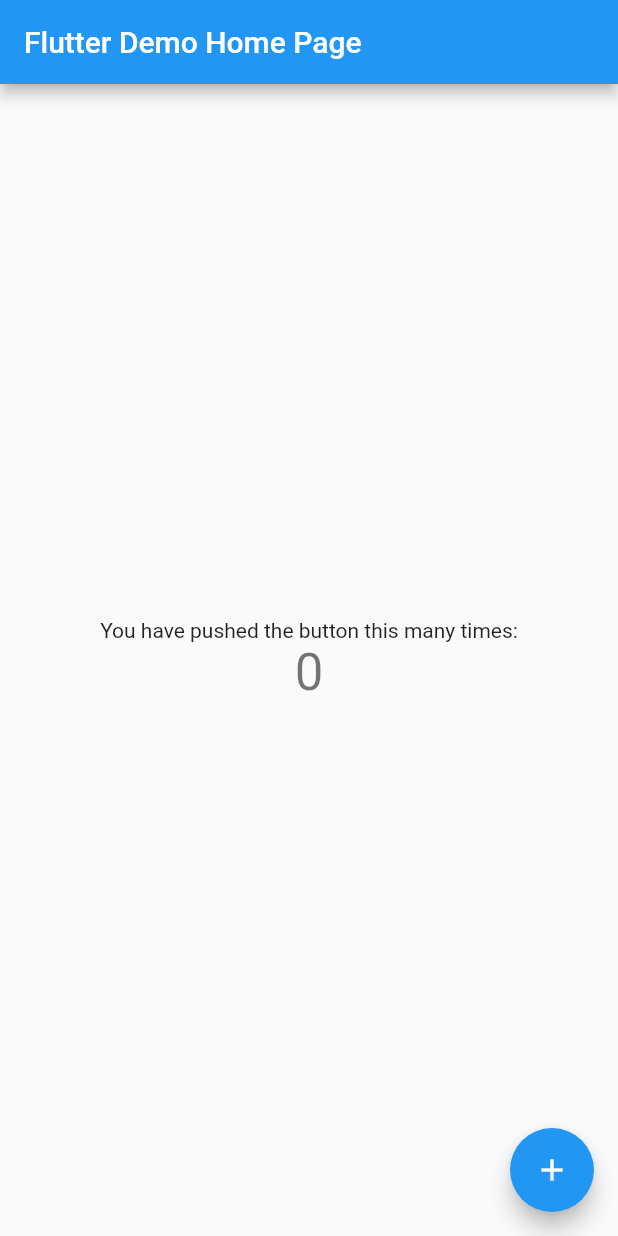
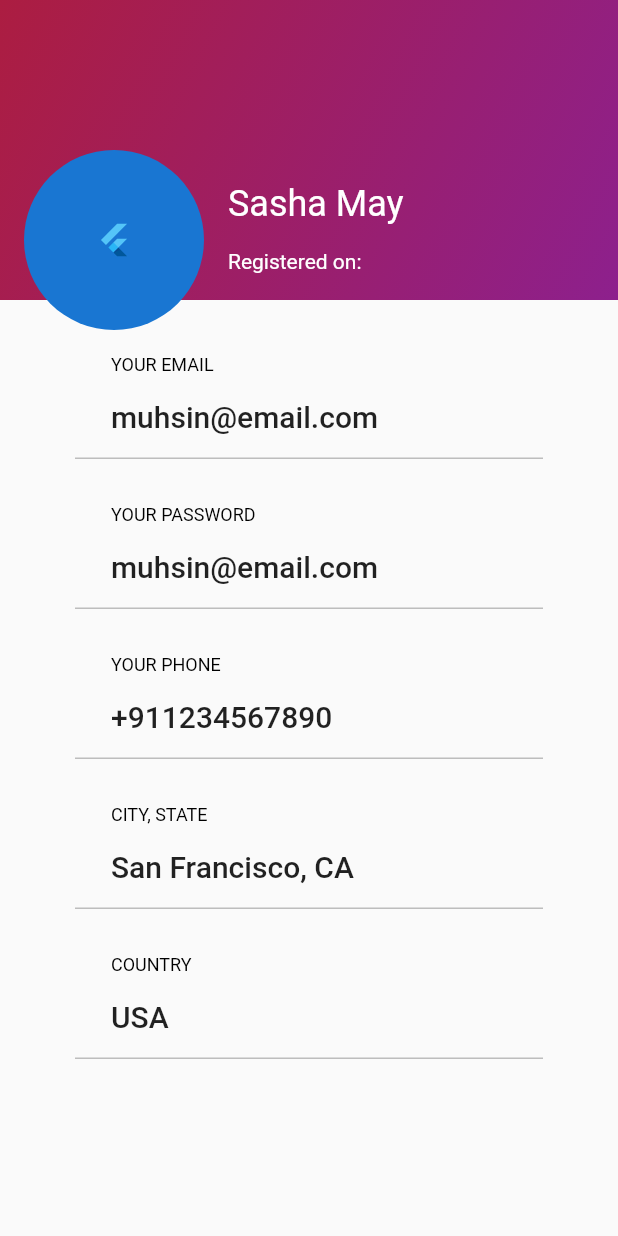
Before and after one commit to munashif-muhsin/flutter_basic_bloc, a Flutter app: the screen it shows after launch, on a phone screen of 412 x 824 dp. Run offline on Flutter 3.47's test engine with Material 2 defaults, Android fonts, the phone set to English and light mode, and no system bars.

Commit message:
added basic skeleton to profile page

```diff
--- /dev/null
+++ b/lib/features/error/presentation/error_page.dart
@@ -0,0 +1,24 @@
+import 'package:flutter/material.dart';
+
+class ErrorPage extends StatelessWidget {
+  final String error;
+
+  const ErrorPage({Key? key, required this.error}) : super(key: key);
+
+  @override
+  Widget build(BuildContext context) {
+    return Scaffold(
+        backgroundColor: Colors.white,
+        body: Column(
+          mainAxisAlignment: MainAxisAlignment.center,
+          children: [
+            const Text('Page not found'),
+            const SizedBox(height: 32),
+            MaterialButton(
+              child: const Text('Go back home'),
+              onPressed: () => Navigator.of(context).pop(),
+            ),
+          ],
+        ));
+  }
+}
--- /dev/null
+++ b/lib/features/profile/components/profile_header.dart
@@ -0,0 +1,61 @@
+import 'package:flutter/material.dart';
+
+class ProfileHeader extends StatelessWidget {
+  const ProfileHeader({super.key});
+
+  @override
+  Widget build(BuildContext context) {
+    return Stack(
+      children: [
+        Container(
+          margin: const EdgeInsets.only(bottom: 20),
+          height: 200,
+          decoration: const BoxDecoration(
+            gradient: LinearGradient(
+              colors: [Color(0xFFAC1D41), Color(0xFF8D208D)],
+              begin: Alignment.topLeft,
+              end: Alignment.bottomRight,
+            ),
+          ),
+        ),
+        Positioned(
+          bottom: 0,
+          left: 16,
+          child: Row(
+            crossAxisAlignment: CrossAxisAlignment.center,
+            children: [
+              const CircleAvatar(
+                radius: 60,
+                child: FlutterLogo(),
+              ),
+              const SizedBox(width: 16),
+              Padding(
+                padding: const EdgeInsets.only(bottom: 16),
+                child: Column(
+                  crossAxisAlignment: CrossAxisAlignment.start,
+                  children: [
+                    Text(
+                      "Sasha May",
+                      style: Theme.of(context)
+                          .textTheme
+                          .headline5
+                          ?.copyWith(color: Colors.white),
+                    ),
+                    const SizedBox(height: 16),
+                    Text(
+                      "Registered on: ",
+                      style: Theme.of(context)
+                          .textTheme
+                          .bodyMedium
+                          ?.copyWith(color: Colors.white),
+                    ),
+                  ],
+                ),
+              )
+            ],
+          ),
+        )
+      ],
+    );
+  }
+}
--- /dev/null
+++ b/lib/features/profile/components/profile_info_list_item.dart
@@ -0,0 +1,47 @@
+import 'package:flutter/material.dart';
+
+class ProfileInfoListItem extends StatelessWidget {
+  final String label;
+  final String value;
+  final bool isObscured;
+
+  const ProfileInfoListItem({
+    Key? key,
+    required this.label,
+    required this.value,
+    this.isObscured = false,
+  }) : super(key: key);
+
+  @override
+  Widget build(BuildContext context) {
+    return Container(
+      decoration: BoxDecoration(
+        border: Border(
+          bottom: BorderSide(color: Colors.grey.shade400),
+        ),
+      ),
+      margin: const EdgeInsets.only(
+        left: 50,
+        right: 50,
+        bottom: 14,
+      ),
+      padding: const EdgeInsets.symmetric(horizontal: 24),
+      child: Column(
+        crossAxisAlignment: CrossAxisAlignment.stretch,
+        children: [
+          const SizedBox(height: 16),
+          Text(
+            label.toUpperCase(),
+            style: Theme.of(context).textTheme.labelMedium,
+          ),
+          const SizedBox(height: 16),
+          Text(
+            value,
+            style: Theme.of(context).textTheme.titleLarge,
+          ),
+          const SizedBox(height: 16),
+        ],
+      ),
+    );
+  }
+}
--- /dev/null
+++ b/lib/features/profile/presentation/profile_page.dart
@@ -0,0 +1,42 @@
+import 'package:flutter/material.dart';
+
+import '../components/profile_header.dart';
+import '../components/profile_info_list_item.dart';
+
+class ProfilePage extends StatelessWidget {
+  const ProfilePage({super.key});
+
+  @override
+  Widget build(BuildContext context) {
+    return Scaffold(
+      body: SingleChildScrollView(
+        child: Column(children: const [
+          // Header
+          ProfileHeader(),
+
+          // Info Items
+          ProfileInfoListItem(
+            label: "Your email",
+            value: "muhsin@email.com",
+          ),
+          ProfileInfoListItem(
+            label: "Your password",
+            value: "muhsin@email.com",
+          ),
+          ProfileInfoListItem(
+            label: "Your phone",
+            value: "+911234567890",
+          ),
+          ProfileInfoListItem(
+            label: "city, state",
+            value: "San Francisco, CA",
+          ),
+          ProfileInfoListItem(
+            label: "country",
+            value: "USA",
+          ),
+        ]),
+      ),
+    );
+  }
+}
--- a/lib/main.dart
+++ b/lib/main.dart
@@ -1,115 +1,21 @@
 import 'package:flutter/material.dart';
 
+import 'utils/router.dart';
+import 'utils/routes.dart';
+
 void main() {
-  runApp(const MyApp());
+  runApp(const EmiratesHRApp());
 }
 
-class MyApp extends StatelessWidget {
-  const MyApp({super.key});
+class EmiratesHRApp extends StatelessWidget {
+  const EmiratesHRApp({super.key});
 
-  // This widget is the root of your application.
   @override
   Widget build(BuildContext context) {
-    return MaterialApp(
-      title: 'Flutter Demo',
-      theme: ThemeData(
-        // This is the theme of your application.
-        //
-        // Try running your application with "flutter run". You'll see the
-        // application has a blue toolbar. Then, without quitting the app, try
-        // changing the primarySwatch below to Colors.green and then invoke
-        // "hot reload" (press "r" in the console where you ran "flutter run",
-        // or simply save your changes to "hot reload" in a Flutter IDE).
-        // Notice that the counter didn't reset back to zero; the application
-        // is not restarted.
-        primarySwatch: Colors.blue,
-      ),
-      home: const MyHomePage(title: 'Flutter Demo Home Page'),
+    return const MaterialApp(
+      title: 'Emirates HR',
+      onGenerateRoute: generateRoute,
+      initialRoute: Routes.profile,
     );
   }
 }
-
-class MyHomePage extends StatefulWidget {
-  const MyHomePage({super.key, required this.title});
-
-  // This widget is the home page of your application. It is stateful, meaning
-  // that it has a State object (defined below) that contains fields that affect
-  // how it looks.
-
-  // This class is the configuration for the state. It holds the values (in this
-  // case the title) provided by the parent (in this case the App widget) and
-  // used by the build method of the State. Fields in a Widget subclass are
-  // always marked "final".
-
-  final String title;
-
-  @override
-  State<MyHomePage> createState() => _MyHomePageState();
-}
-
-class _MyHomePageState extends State<MyHomePage> {
-  int _counter = 0;
-
-  void _incrementCounter() {
-    setState(() {
-      // This call to setState tells the Flutter framework that something has
-      // changed in this State, which causes it to rerun the build method below
-      // so that the display can reflect the updated values. If we changed
-      // _counter without calling setState(), then the build method would not be
-      // called again, and so nothing would appear to happen.
-      _counter++;
-    });
-  }
-
-  @override
-  Widget build(BuildContext context) {
-    // This method is rerun every time setState is called, for instance as done
-    // by the _incrementCounter method above.
-    //
-    // The Flutter framework has been optimized to make rerunning build methods
-    // fast, so that you can just rebuild anything that needs updating rather
-    // than having to individually change instances of widgets.
-    return Scaffold(
-      appBar: AppBar(
-        // Here we take the value from the MyHomePage object that was created by
-        // the App.build method, and use it to set our appbar title.
-        title: Text(widget.title),
-      ),
-      body: Center(
-        // Center is a layout widget. It takes a single child and positions it
-        // in the middle of the parent.
-        child: Column(
-          // Column is also a layout widget. It takes a list of children and
-          // arranges them vertically. By default, it sizes itself to fit its
-          // children horizontally, and tries to be as tall as its parent.
-          //
-          // Invoke "debug painting" (press "p" in the console, choose the
-          // "Toggle Debug Paint" action from the Flutter Inspector in Android
-          // Studio, or the "Toggle Debug Paint" command in Visual Studio Code)
-          // to see the wireframe for each widget.
-          //
-          // Column has various properties to control how it sizes itself and
-          // how it positions its children. Here we use mainAxisAlignment to
-          // center the children vertically; the main axis here is the vertical
-          // axis because Columns are vertical (the cross axis would be
-          // horizontal).
-          mainAxisAlignment: MainAxisAlignment.center,
-          children: <Widget>[
-            const Text(
-              'You have pushed the button this many times:',
-            ),
-            Text(
-              '$_counter',
-              style: Theme.of(context).textTheme.headline4,
-            ),
-          ],
-        ),
-      ),
-      floatingActionButton: FloatingActionButton(
-        onPressed: _incrementCounter,
-        tooltip: 'Increment',
-        child: const Icon(Icons.add),
-      ), // This trailing comma makes auto-formatting nicer for build methods.
-    );
-  }
-}
--- /dev/null
+++ b/lib/utils/router.dart
@@ -0,0 +1,27 @@
+import 'package:flutter/material.dart';
+
+import '../features/error/presentation/error_page.dart';
+import '../features/profile/presentation/profile_page.dart';
+import 'routes.dart';
+
+Route<dynamic> generateRoute(RouteSettings settings) {
+  try {
+    switch (settings.name) {
+      case Routes.profile:
+        return MaterialPageRoute(
+          builder: (context) => const ProfilePage(),
+        );
+
+      default:
+        return MaterialPageRoute(
+          builder: (context) => const ErrorPage(error: ''),
+        );
+    }
+  } catch (e) {
+    return MaterialPageRoute(
+      builder: (context) => const ErrorPage(
+        error: 'Something went wrong. Please try again later.',
+      ),
+    );
+  }
+}
--- /dev/null
+++ b/lib/utils/routes.dart
@@ -0,0 +1,3 @@
+class Routes {
+  static const String profile = '/profile';
+}
```
Also changed, not shown: 1 other file.
